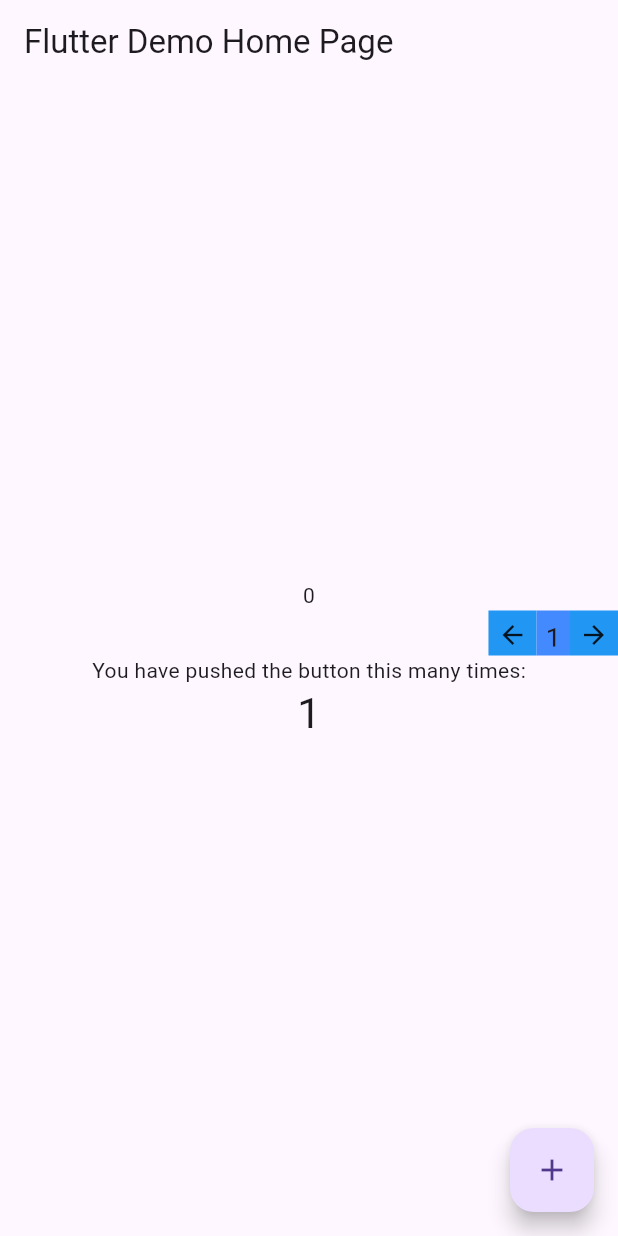
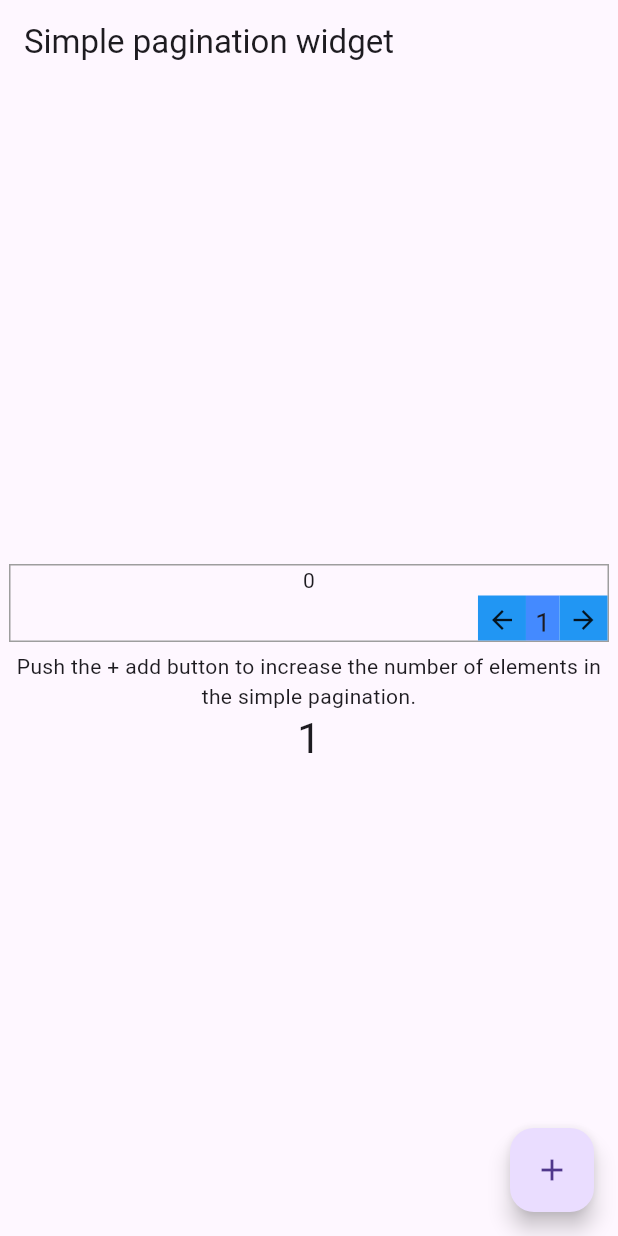
Before and after one commit to Praveen-Pandiyan/simple_pagination, a Flutter app: the screen it shows after launch, on a phone screen of 412 x 824 dp. Run offline on Flutter 3.47's test engine with Material 3 defaults, Android fonts, the phone set to English and light mode, and no system bars.

Commit message:
readme update

```diff
--- a/example/lib/main.dart
+++ b/example/lib/main.dart
@@ -1,46 +1,26 @@
 import 'package:flutter/material.dart';
 import 'package:simple_pagination/simple_pagination.dart';
+
 void main() {
   runApp(MyApp());
 }
 
 class MyApp extends StatelessWidget {
-  // This widget is the root of your application.
   @override
   Widget build(BuildContext context) {
     return MaterialApp(
       title: 'Flutter Demo',
       theme: ThemeData(
-        // This is the theme of your application.
-        //
-        // Try running your application with "flutter run". You'll see the
-        // application has a blue toolbar. Then, without quitting the app, try
-        // changing the primarySwatch below to Colors.green and then invoke
-        // "hot reload" (press "r" in the console where you ran "flutter run",
-        // or simply save your changes to "hot reload" in a Flutter IDE).
-        // Notice that the counter didn't reset back to zero; the application
-        // is not restarted.
         primarySwatch: Colors.blue,
       ),
-      home: MyHomePage(title: 'Flutter Demo Home Page'),
+      home: MyHomePage(title: 'Simple pagination widget'),
     );
   }
 }
 
 class MyHomePage extends StatefulWidget {
   MyHomePage({Key? key, required this.title}) : super(key: key);
-
-  // This widget is the home page of your application. It is stateful, meaning
-  // that it has a State object (defined below) that contains fields that affect
-  // how it looks.
-
-  // This class is the configuration for the state. It holds the values (in this
-  // case the title) provided by the parent (in this case the App widget) and
-  // used by the build method of the State. Fields in a Widget subclass are
-  // always marked "final".
-
   final String title;
-
   @override
   _MyHomePageState createState() => _MyHomePageState();
 }
@@ -50,48 +30,32 @@ class _MyHomePageState extends State<MyHomePage> {
 
   void _incrementCounter() {
     setState(() {
-      // This call to setState tells the Flutter framework that something has
-      // changed in this State, which causes it to rerun the build method below
-      // so that the display can reflect the updated values. If we changed
-      // _counter without calling setState(), then the build method would not be
-      // called again, and so nothing would appear to happen.
       _counter++;
     });
   }
 
   @override
   Widget build(BuildContext context) {
-    // This method is rerun every time setState is called, for instance as done
-    // by the _incrementCounter method above.
-    //
-    // The Flutter framework has been optimized to make rerunning build methods
-    // fast, so that you can just rebuild anything that needs updating rather
-    // than having to individually change instances of widgets.
     return Scaffold(
       appBar: AppBar(
-        // Here we take the value from the MyHomePage object that was created by
-        // the App.build method, and use it to set our appbar title.
         title: Text(widget.title),
       ),
       body: Center(
-
         child: Column(
-
           mainAxisAlignment: MainAxisAlignment.center,
           children: <Widget>[
-            SimplePagenation(
-
-              children: [
-                ...List.generate(_counter, (index) => Text("$index"))
-              ],
-              itemsPerPage: 3,
-
-              nextIcon: Icon(Icons.arrow_forward,size: 20,),
-              previousIcon: Icon(Icons.arrow_back,size: 20,),
-
+            Container(
+              margin: const EdgeInsets.all(6.0),
+              decoration: BoxDecoration(border: Border.all(color: Colors.grey)),
+              child: SimplePagenation(
+                children: [
+                  ...List.generate(_counter, (index) => Text("$index"))
+                ],
+              ),
             ),
             Text(
-              'You have pushed the button this many times:',
+              'Push the + add button to increase the number of elements in the simple pagination.',
+              textAlign: TextAlign.center,
             ),
             Text(
               '$_counter',
@@ -101,11 +65,10 @@ class _MyHomePageState extends State<MyHomePage> {
         ),
       ),
       floatingActionButton: FloatingActionButton(
-
         onPressed: _incrementCounter,
         tooltip: 'Increment',
         child: Icon(Icons.add),
-      ), // This trailing comma makes auto-formatting nicer for build methods.
+      ),
     );
   }
 }
--- a/lib/simple_pagination.dart
+++ b/lib/simple_pagination.dart
@@ -12,17 +12,17 @@ class SimplePagenation extends StatefulWidget {
   const SimplePagenation(
       {Key? key,
       required this.children,
-      this.itemsPerPage: 5,
-      this.nextIcon: const Icon(Icons.arrow_forward, size: 20),
-      this.previousIcon: const Icon(Icons.arrow_back, size: 20),
-      this.decoration: const BoxDecoration(
+      this.itemsPerPage = 5,
+      this.nextIcon = const Icon(Icons.arrow_forward, size: 20),
+      this.previousIcon = const Icon(Icons.arrow_back, size: 20),
+      this.decoration = const BoxDecoration(
         color: Colors.blue,
       ),
-      this.currentPageDecoration: const BoxDecoration(
+      this.currentPageDecoration = const BoxDecoration(
         color: Colors.blueAccent,
       ),
-      this.padding: const EdgeInsets.all(0.0),
-      this.textStyle: const TextStyle(fontSize: 18)})
+      this.padding = const EdgeInsets.all(0.0),
+      this.textStyle = const TextStyle(fontSize: 18)})
       : super(key: key);
 
   @override
--- a/pubspec.yaml
+++ b/pubspec.yaml
@@ -1,10 +1,9 @@
 name: simple_pagination
 description: A simple Pagination Widget for your Large list of widgets
-version: 0.0.1
-author: Praveen<praveen.json@gmail.com>
+version: 0.0.2
 homepage: https://github.com/Praveen-Aanand/simple_pagination.git
 environment:
-  sdk: ">=2.12.0 <3.0.0"
+  sdk: '>=3.2.3 <4.0.0'
   flutter: ">=1.17.0"
 dependencies:
   flutter:
```
Also changed, not shown: example/pubspec.lock, pubspec.lock, 5 other files.
